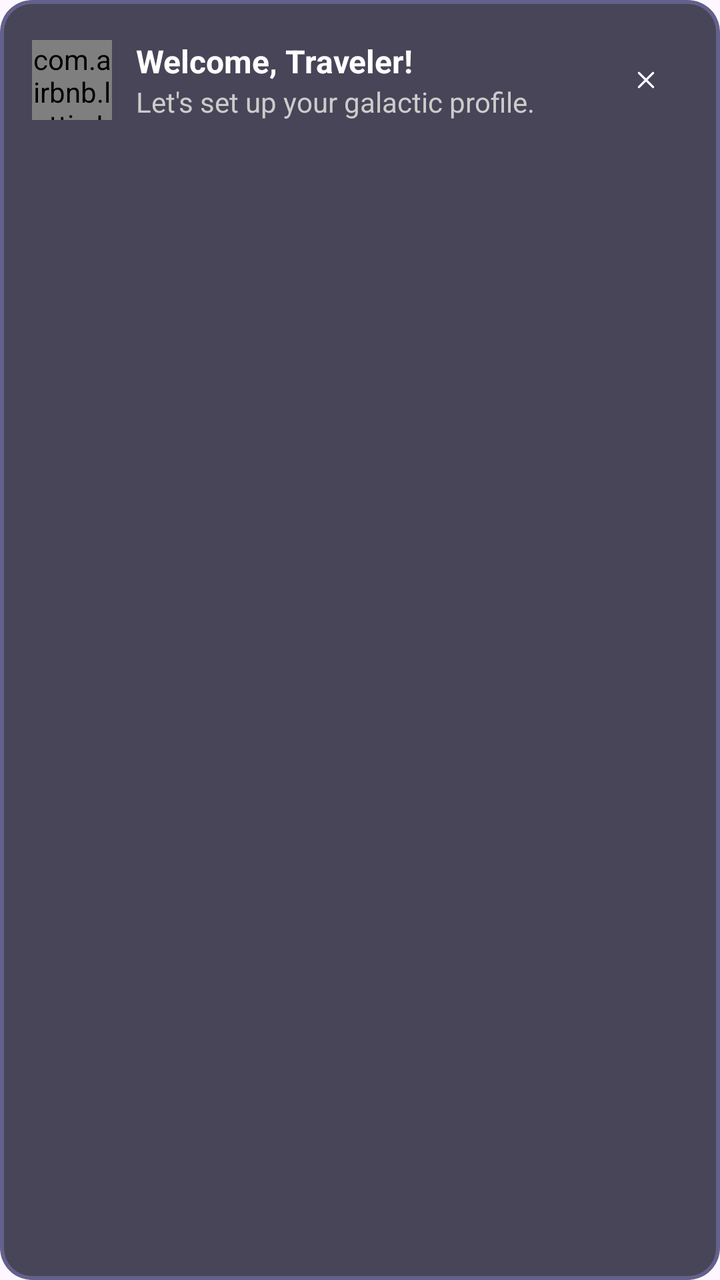
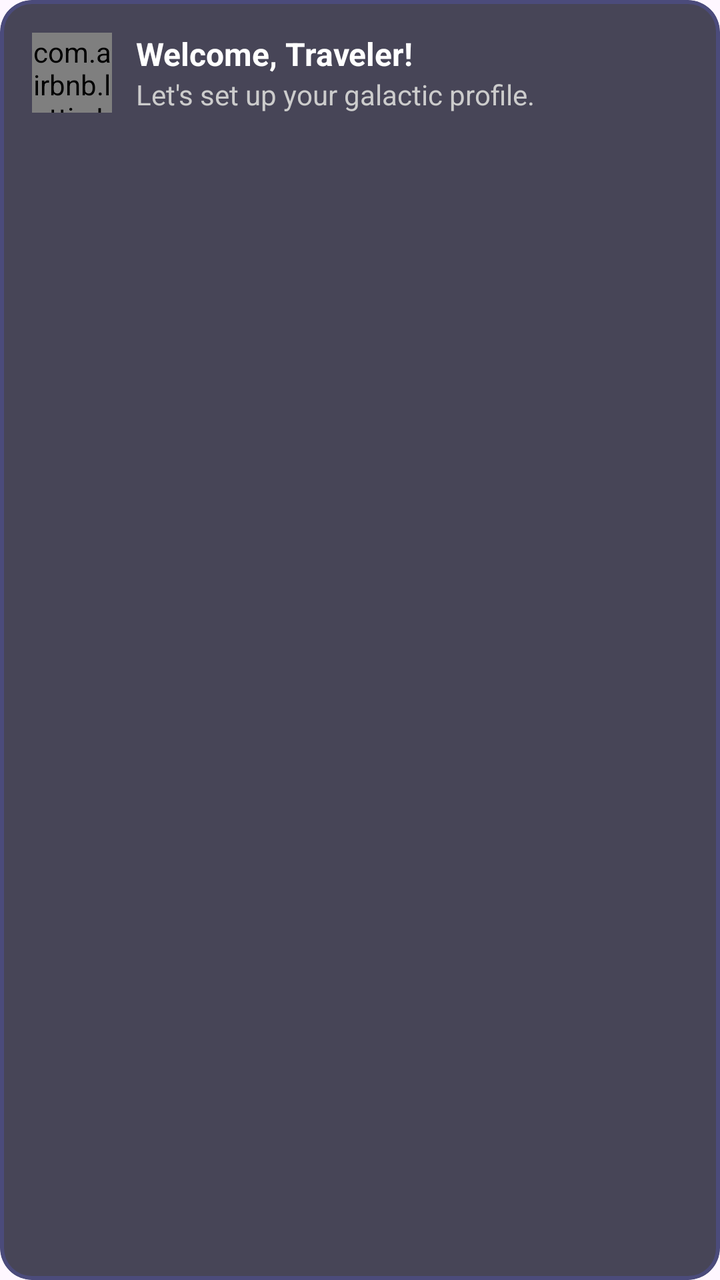

The first picture is an Android layout as it rendered before a commit; the second is the same layout after the commit. The layout source and the unified diff follow.
<!-- AndroidManifest.xml: application theme Theme.SpaceAdvisor -->
<!-- res/layout/layout_custom_message.xml -->
<?xml version="1.0" encoding="utf-8"?>
<com.google.android.material.card.MaterialCardView xmlns:android="http://schemas.android.com/apk/res/android"
    xmlns:app="http://schemas.android.com/apk/res-auto"
    android:id="@+id/message_card"
    android:layout_width="match_parent"
    android:layout_height="wrap_content"
    android:layout_margin="16dp"
    app:cardBackgroundColor="@color/toast_message_fill"
    app:cardCornerRadius="16dp"
    app:strokeColor="?attr/customColorPrimaryFaded"
    app:strokeWidth="2dp">

    <LinearLayout
        android:layout_width="match_parent"
        android:layout_height="wrap_content"
        android:gravity="center_vertical"
        android:orientation="horizontal"
        android:padding="16dp">

        <com.airbnb.lottie.LottieAnimationView
            android:id="@+id/message_icon"
            android:layout_width="40dp"
            android:layout_height="40dp"
            app:lottie_autoPlay="true"
            app:lottie_loop="true"
            app:lottie_rawRes="@raw/lottie_rocket" />

        <LinearLayout
            android:layout_width="0dp"
            android:layout_height="wrap_content"
            android:layout_marginStart="12dp"
            android:layout_weight="1"
            android:orientation="vertical">

            <TextView
                android:id="@+id/message_title"
                android:layout_width="wrap_content"
                android:layout_height="wrap_content"
                android:text="Welcome, Traveler!"
                android:textColor="@color/white"
                android:textSize="16sp"
                android:textStyle="bold" />

            <TextView
                android:id="@+id/message_body"
                android:layout_width="wrap_content"
                android:layout_height="wrap_content"
                android:text="Let's set up your galactic profile."
                android:textColor="@color/gray_light"
                android:textSize="14sp" />
        </LinearLayout>

        <com.google.android.material.button.MaterialButton
            android:id="@+id/close_message"
            style="@style/Widget.Material3.Button.IconButton"
            android:layout_width="wrap_content"
            android:layout_height="wrap_content"
            app:icon="@drawable/ic_close"
            app:iconSize="14dp"
            app:iconTint="@color/white" />

    </LinearLayout>
</com.google.android.material.card.MaterialCardView>
<!-- resources referenced by this layout -->
<resources>
  <color name="gray_light">#CCCCCC</color>
  <color name="toast_message_fill">@color/silver_muted</color>
  <color name="white">#FFFFFFFF</color>
  <!-- drawable ic_close (drawable) -->
  <?xml version="1.0" encoding="utf-8"?>
  <vector xmlns:android="http://schemas.android.com/apk/res/android"
      android:width="24dp"
      android:height="24dp"
      android:viewportWidth="24"
      android:viewportHeight="24">
  
      <path
          android:fillColor="#000000"
          android:strokeColor="#000000"
          android:strokeWidth="2"
          android:strokeLineJoin="round"
          android:strokeLineCap="round"
          android:pathData="M18 18L12 12M12 12L6 6M12 12L18 6M12 12L6 18" />
  </vector>
  <style name="Theme.SpaceAdvisor" parent="Base.Theme.SpaceAdvisor">
          <item name="colorPrimary">@color/primary</item>
          <item name="customColorPrimary">@color/primary</item>
          <item name="customColorPrimaryGlow">@color/primary_glow</item>
          <item name="customColorPrimaryFaded">@color/primary_faded</item>
          <item name="customColorPrimaryLight">@color/primary_light</item>
          <item name="customColorPrimaryVariant">@color/primary_variant</item>
          <item name="customColorPrimaryVariantFaded">@color/primary_variant_faded</item>
      </style>
  <color name="silver_muted">#CC1A1A2E</color>
  <style name="Base.Theme.SpaceAdvisor" parent="Theme.Material3.DayNight.NoActionBar">
          <item name="colorPrimary">@color/primary</item>
      </style>
  <color name="primary">@color/space_purple</color>
  <color name="primary_glow">@color/space_purple_glow</color>
  <color name="primary_faded">@color/space_purple_faded</color>
  <color name="primary_light">@color/space_purple_light</color>
  <color name="primary_variant">@color/space_pink</color>
  <color name="primary_variant_faded">@color/space_pink_faded</color>
  <color name="space_purple">#575AD3</color>
  <color name="space_purple_glow">#48575AD3</color>
  <color name="space_purple_faded">#50A0A0FF</color>
  <color name="space_purple_light">#A0A0FF</color>
  <color name="space_pink">#AE52D4</color>
  <color name="space_pink_faded">#20AE52D4</color>
</resources>

<!-- the commit's change to res/layout/layout_custom_message.xml (unified diff, before → after) -->
@@ -50,14 +50,5 @@
                 android:textSize="14sp" />
         </LinearLayout>
 
-        <com.google.android.material.button.MaterialButton
-            android:id="@+id/close_message"
-            style="@style/Widget.Material3.Button.IconButton"
-            android:layout_width="wrap_content"
-            android:layout_height="wrap_content"
-            app:icon="@drawable/ic_close"
-            app:iconSize="14dp"
-            app:iconTint="@color/white" />
-
     </LinearLayout>
 </com.google.android.material.card.MaterialCardView>
<!-- resource entries referenced after the edit -->
@@ -3,45 +3,23 @@
   <color name="gray_light">#CCCCCC</color>
   <color name="toast_message_fill">@color/silver_muted</color>
   <color name="white">#FFFFFFFF</color>
-  <!-- drawable ic_close (drawable) -->
-  <?xml version="1.0" encoding="utf-8"?>
-  <vector xmlns:android="http://schemas.android.com/apk/res/android"
-      android:width="24dp"
-      android:height="24dp"
-      android:viewportWidth="24"
-      android:viewportHeight="24">
-  
-      <path
-          android:fillColor="#000000"
-          android:strokeColor="#000000"
-          android:strokeWidth="2"
-          android:strokeLineJoin="round"
-          android:strokeLineCap="round"
-          android:pathData="M18 18L12 12M12 12L6 6M12 12L18 6M12 12L6 18" />
-  </vector>
   <style name="Theme.SpaceAdvisor" parent="Base.Theme.SpaceAdvisor">
-          <item name="colorPrimary">@color/primary</item>
-          <item name="customColorPrimary">@color/primary</item>
-          <item name="customColorPrimaryGlow">@color/primary_glow</item>
-          <item name="customColorPrimaryFaded">@color/primary_faded</item>
-          <item name="customColorPrimaryLight">@color/primary_light</item>
-          <item name="customColorPrimaryVariant">@color/primary_variant</item>
-          <item name="customColorPrimaryVariantFaded">@color/primary_variant_faded</item>
+          <item name="colorPrimary">@color/space_purple</item>
+          <item name="customColorPrimary">@color/space_purple</item>
+          <item name="customColorPrimaryFaded">@color/space_purple_faded</item>
+          <item name="customColorPrimaryLight">@color/space_purple_light</item>
+          <item name="customColorPrimaryLightFaded">@color/space_purple_light_faded</item>
+          <item name="customColorPrimaryVariant">@color/space_pink</item>
+          <item name="customColorPrimaryVariantFaded">@color/space_pink_faded</item>
       </style>
   <color name="silver_muted">#CC1A1A2E</color>
   <style name="Base.Theme.SpaceAdvisor" parent="Theme.Material3.DayNight.NoActionBar">
-          <item name="colorPrimary">@color/primary</item>
+          <item name="colorPrimary">@color/space_purple</item>
       </style>
-  <color name="primary">@color/space_purple</color>
-  <color name="primary_glow">@color/space_purple_glow</color>
-  <color name="primary_faded">@color/space_purple_faded</color>
-  <color name="primary_light">@color/space_purple_light</color>
-  <color name="primary_variant">@color/space_pink</color>
-  <color name="primary_variant_faded">@color/space_pink_faded</color>
   <color name="space_purple">#575AD3</color>
-  <color name="space_purple_glow">#48575AD3</color>
-  <color name="space_purple_faded">#50A0A0FF</color>
+  <color name="space_purple_faded">#48575AD3</color>
   <color name="space_purple_light">#A0A0FF</color>
+  <color name="space_purple_light_faded">#30A0A0FF</color>
   <color name="space_pink">#AE52D4</color>
   <color name="space_pink_faded">#20AE52D4</color>
 </resources>
